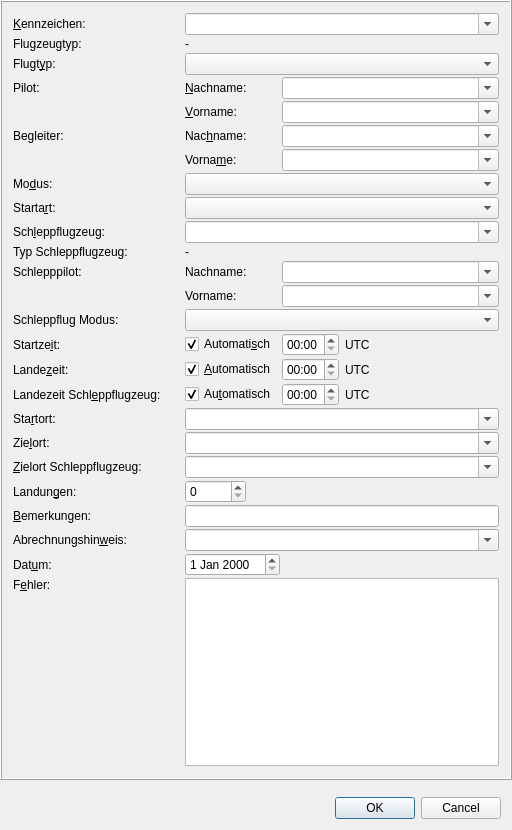
This is src/gui/windows/FlightWindow.ui in startkladde/startkladde as Qt 5 draws it before an edit. The edited form follows.
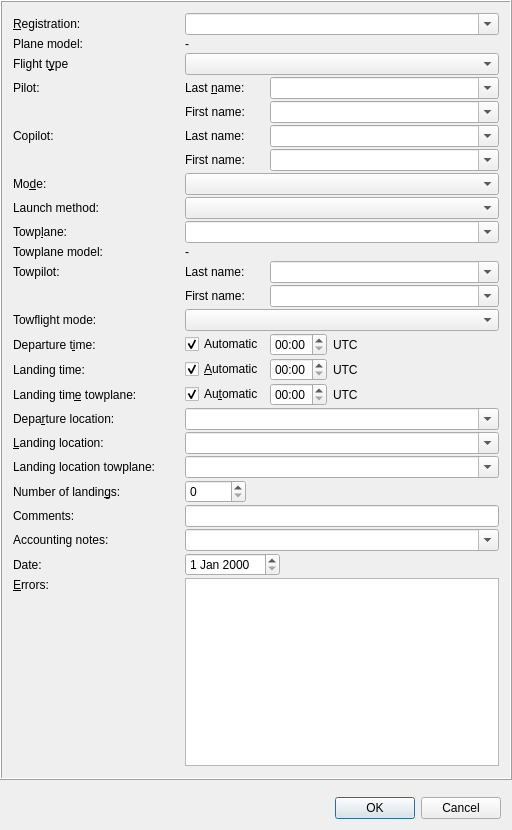
This is the edited form. Custom widgets are drawn as their Qt base class.

The edit to the form file:
```diff
--- a/src/gui/windows/FlightWindow.ui
+++ b/src/gui/windows/FlightWindow.ui
@@ -34,7 +34,7 @@
         <x>0</x>
         <y>0</y>
         <width>510</width>
-        <height>779</height>
+        <height>781</height>
        </rect>
       </property>
       <layout class="QVBoxLayout" name="verticalLayout">
@@ -50,7 +50,7 @@
           <item row="0" column="0">
            <widget class="SkLabel" name="registrationLabel">
             <property name="text">
-             <string>&amp;Kennzeichen:</string>
+             <string>&amp;Registration:</string>
             </property>
             <property name="buddy">
              <cstring>registrationInput</cstring>
@@ -70,7 +70,7 @@
           <item row="1" column="0">
            <widget class="SkLabel" name="planeTypeLabel">
             <property name="text">
-             <string>Flugzeugtyp:</string>
+             <string>Plane model:</string>
             </property>
            </widget>
           </item>
@@ -84,7 +84,7 @@
           <item row="2" column="0">
            <widget class="SkLabel" name="flightTypeLabel">
             <property name="text">
-             <string>Flugt&amp;yp:</string>
+             <string>Flight t&amp;ype</string>
             </property>
             <property name="buddy">
              <cstring>flightTypeInput</cstring>
@@ -104,7 +104,7 @@
           <item row="3" column="1">
            <widget class="SkLabel" name="pilotLastNameLabel">
             <property name="text">
-             <string>&amp;Nachname:</string>
+             <string>Last &amp;name:</string>
             </property>
             <property name="buddy">
              <cstring>pilotLastNameInput</cstring>
@@ -124,7 +124,7 @@
           <item row="4" column="1">
            <widget class="SkLabel" name="pilotFirstNameLabel">
             <property name="text">
-             <string>&amp;Vorname:</string>
+             <string>First name:</string>
             </property>
             <property name="buddy">
              <cstring>pilotFirstNameInput</cstring>
@@ -144,7 +144,7 @@
           <item row="5" column="0">
            <widget class="SkLabel" name="copilotLabel">
             <property name="text">
-             <string>Begleiter:</string>
+             <string>Copilot:</string>
             </property>
             <property name="buddy">
              <cstring>copilotLastNameInput</cstring>
@@ -154,7 +154,7 @@
           <item row="5" column="1">
            <widget class="SkLabel" name="copilotLastNameLabel">
             <property name="text">
-             <string>Nac&amp;hname:</string>
+             <string>Last name:</string>
             </property>
             <property name="buddy">
              <cstring>copilotLastNameInput</cstring>
@@ -174,7 +174,7 @@
           <item row="6" column="1">
            <widget class="SkLabel" name="copilotFirstNameLabel">
             <property name="text">
-             <string>Vorna&amp;me:</string>
+             <string>First name:</string>
             </property>
             <property name="buddy">
              <cstring>copilotFirstNameInput</cstring>
@@ -194,7 +194,7 @@
           <item row="7" column="0">
            <widget class="SkLabel" name="flightModeLabel">
             <property name="text">
-             <string>Mo&amp;dus:</string>
+             <string>Mo&amp;de:</string>
             </property>
             <property name="buddy">
              <cstring>flightModeInput</cstring>
@@ -207,7 +207,7 @@
           <item row="8" column="0">
            <widget class="SkLabel" name="launchMethodLabel">
             <property name="text">
-             <string>Starta&amp;rt:</string>
+             <string>Launch method:</string>
             </property>
             <property name="buddy">
              <cstring>launchMethodInput</cstring>
@@ -220,7 +220,7 @@
           <item row="9" column="0">
            <widget class="SkLabel" name="towplaneRegistrationLabel">
             <property name="text">
-             <string>Sch&amp;leppflugzeug:</string>
+             <string>Towp&amp;lane:</string>
             </property>
             <property name="buddy">
              <cstring>towplaneRegistrationInput</cstring>
@@ -237,7 +237,7 @@
           <item row="10" column="0">
            <widget class="SkLabel" name="towplaneTypeLabel">
             <property name="text">
-             <string>Typ Schleppflugzeug:</string>
+             <string>Towplane model:</string>
             </property>
            </widget>
           </item>
@@ -251,14 +251,14 @@
           <item row="11" column="0">
            <widget class="SkLabel" name="towpilotLabel">
             <property name="text">
-             <string>Schlepppilot:</string>
+             <string>Towpilot:</string>
             </property>
            </widget>
           </item>
           <item row="11" column="1">
            <widget class="SkLabel" name="towpilotLastNameLabel">
             <property name="text">
-             <string>Nachname:</string>
+             <string>Last name:</string>
             </property>
             <property name="buddy">
              <cstring>towpilotLastNameInput</cstring>
@@ -278,7 +278,7 @@
           <item row="12" column="1">
            <widget class="SkLabel" name="towpilotFirstNameLabel">
             <property name="text">
-             <string>Vorname:</string>
+             <string>First name:</string>
             </property>
             <property name="buddy">
              <cstring>towpilotFirstNameInput</cstring>
@@ -298,7 +298,7 @@
           <item row="13" column="0">
            <widget class="SkLabel" name="towflightModeLabel">
             <property name="text">
-             <string>Schleppflug Modus:</string>
+             <string>Towflight mode:</string>
             </property>
             <property name="buddy">
              <cstring>towflightModeInput</cstring>
@@ -311,7 +311,7 @@
           <item row="14" column="0">
            <widget class="SkLabel" name="departureTimeLabel">
             <property name="text">
-             <string>Startze&amp;it:</string>
+             <string>Departure t&amp;ime:</string>
             </property>
             <property name="buddy">
              <cstring>departureTimeInput</cstring>
@@ -321,7 +321,7 @@
           <item row="14" column="1">
            <widget class="QCheckBox" name="departureTimeCheckbox">
             <property name="text">
-             <string>Automati&amp;sch</string>
+             <string>Automatic</string>
             </property>
             <property name="checked">
              <bool>true</bool>
@@ -379,7 +379,7 @@
           <item row="15" column="0">
            <widget class="SkLabel" name="landingTimeLabel">
             <property name="text">
-             <string>Lande&amp;zeit:</string>
+             <string>Landing time:</string>
             </property>
             <property name="buddy">
              <cstring>landingTimeInput</cstring>
@@ -389,7 +389,7 @@
           <item row="15" column="1">
            <widget class="QCheckBox" name="landingTimeCheckbox">
             <property name="text">
-             <string>&amp;Automatisch</string>
+             <string>&amp;Automatic</string>
             </property>
             <property name="checked">
              <bool>true</bool>
@@ -447,7 +447,7 @@
           <item row="16" column="0">
            <widget class="SkLabel" name="towflightLandingTimeLabel">
             <property name="text">
-             <string>Landezeit Schl&amp;eppflugzeug:</string>
+             <string>Landing tim&amp;e towplane:</string>
             </property>
             <property name="buddy">
              <cstring>towflightLandingTimeInput</cstring>
@@ -457,7 +457,7 @@
           <item row="16" column="1">
            <widget class="QCheckBox" name="towflightLandingTimeCheckbox">
             <property name="text">
-             <string>Au&amp;tomatisch</string>
+             <string>Au&amp;tomatic</string>
             </property>
             <property name="checked">
              <bool>true</bool>
@@ -515,7 +515,7 @@
           <item row="17" column="0">
            <widget class="SkLabel" name="departureLocationLabel">
             <property name="text">
-             <string>Sta&amp;rtort:</string>
+             <string>Depa&amp;rture location:</string>
             </property>
             <property name="buddy">
              <cstring>departureLocationInput</cstring>
@@ -535,7 +535,7 @@
           <item row="18" column="0">
            <widget class="SkLabel" name="landingLocationLabel">
             <property name="text">
-             <string>Zie&amp;lort:</string>
+             <string>&amp;Landing location:</string>
             </property>
             <property name="buddy">
              <cstring>landingLocationInput</cstring>
@@ -555,7 +555,7 @@
           <item row="19" column="0">
            <widget class="SkLabel" name="towflightLandingLocationLabel">
             <property name="text">
-             <string>&amp;Zielort Schleppflugzeug:</string>
+             <string>Landing location towplane:</string>
             </property>
             <property name="buddy">
              <cstring>towflightLandingLocationInput</cstring>
@@ -575,7 +575,7 @@
           <item row="20" column="0">
            <widget class="SkLabel" name="numLandingsLabel">
             <property name="text">
-             <string>Landun&amp;gen:</string>
+             <string>Number of landin&amp;gs:</string>
             </property>
             <property name="buddy">
              <cstring>numLandingsInput</cstring>
@@ -623,7 +623,7 @@
           <item row="21" column="0">
            <widget class="SkLabel" name="commentLabel">
             <property name="text">
-             <string>&amp;Bemerkungen:</string>
+             <string>Comments:</string>
             </property>
             <property name="buddy">
              <cstring>commentInput</cstring>
@@ -636,7 +636,7 @@
           <item row="22" column="0">
            <widget class="SkLabel" name="accountingNoteLabel">
             <property name="text">
-             <string>Abrechnungshin&amp;weis:</string>
+             <string>Accounting notes:</string>
             </property>
             <property name="buddy">
              <cstring>accountingNoteInput</cstring>
@@ -656,7 +656,7 @@
           <item row="23" column="0">
            <widget class="SkLabel" name="dateLabel">
             <property name="text">
-             <string>Dat&amp;um:</string>
+             <string>Date:</string>
             </property>
             <property name="buddy">
              <cstring>dateInput</cstring>
@@ -694,7 +694,7 @@
           <item row="24" column="0">
            <widget class="SkLabel" name="errorLabel">
             <property name="text">
-             <string>F&amp;ehler:</string>
+             <string>&amp;Errors:</string>
             </property>
             <property name="alignment">
              <set>Qt::AlignLeading|Qt::AlignLeft|Qt::AlignTop</set>
```
Left out of the diff: 2 changed lines with no effect on the pictures.
